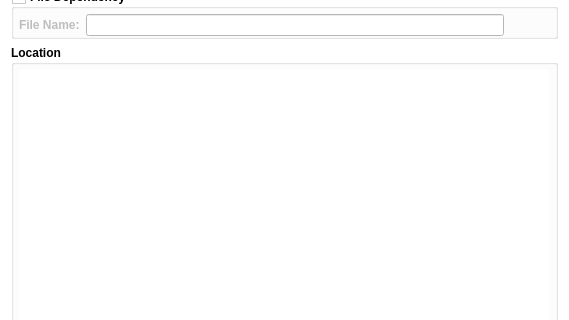
Before: the Qt Designer form ui/panels/processpanel.ui in amirmohsen1384/legendary-os, drawn with Qt 5; both pictures show x 0 to 569 and y 193 to 513 of the 569 by 685 pixel window.
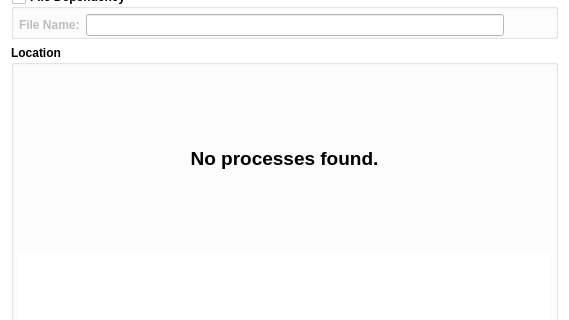
After: the same form once the commit is applied.

Commit message: Added a gentle label to represent an empty tree

```diff
--- a/ui/panels/processpanel.ui
+++ b/ui/panels/processpanel.ui
@@ -238,6 +238,28 @@
       <property name="bottomMargin">
        <number>5</number>
       </property>
+      <item>
+       <widget class="QLabel" name="emptyLabel">
+        <property name="sizePolicy">
+         <sizepolicy hsizetype="MinimumExpanding" vsizetype="MinimumExpanding">
+          <horstretch>0</horstretch>
+          <verstretch>0</verstretch>
+         </sizepolicy>
+        </property>
+        <property name="font">
+         <font>
+          <pointsize>14</pointsize>
+          <fontweight>Light</fontweight>
+         </font>
+        </property>
+        <property name="text">
+         <string>No processes found.</string>
+        </property>
+        <property name="alignment">
+         <set>Qt::AlignmentFlag::AlignCenter</set>
+        </property>
+       </widget>
+      </item>
       <item>
        <widget class="QTreeView" name="locationView">
         <property name="sizePolicy">
```
The commit also changes 1 other file.
